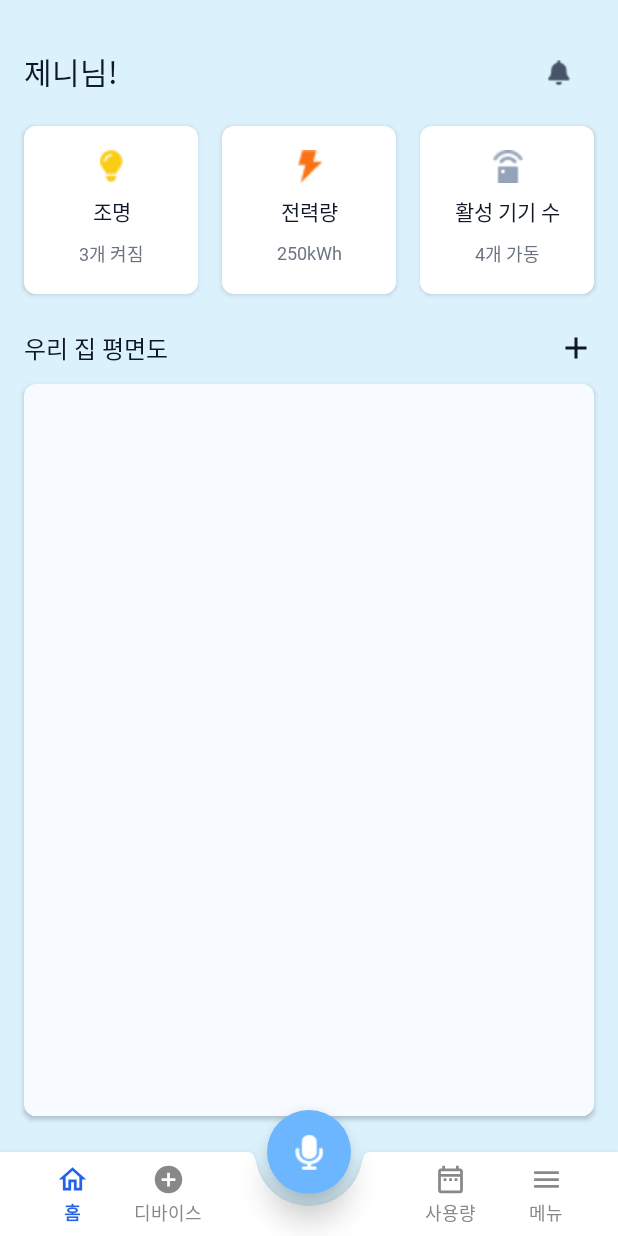
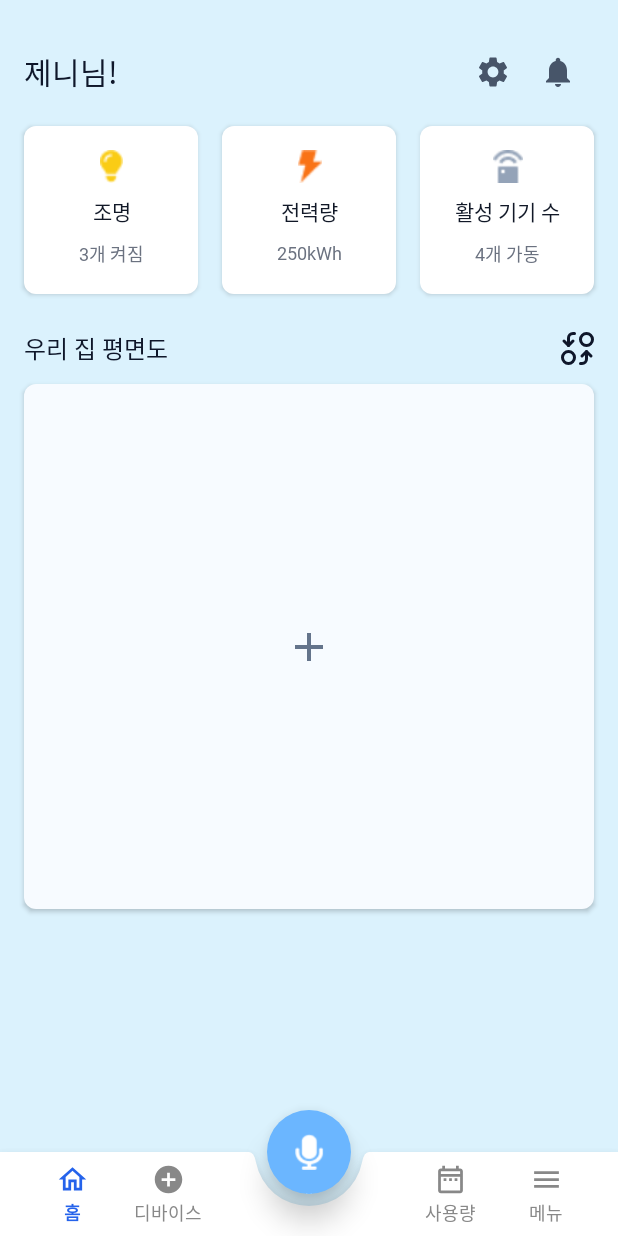
Before and after one commit to MinwooPyeon/Smarthome_IoT, an Android app built with Jetpack Compose: the screen it shows after launch (MainActivity), on a phone screen of 412 x 824 dp. Run offline under Robolectric (Android 15) with nearby library versions, the phone set to English and light mode, and no system bars; network calls fail; Roboto replaces fonts that are not available here.

Commit message:
feat: HomeScreen 아이콘 교체 및 추가
Resolves: S13P21D208-88

```diff
--- a/frontend/app/build.gradle.kts
+++ b/frontend/app/build.gradle.kts
@@ -108,4 +108,6 @@ dependencies {
 
     implementation("org.jetbrains.kotlinx:kotlinx-coroutines-android:1.8.1")
     implementation("androidx.lifecycle:lifecycle-runtime-compose:2.8.3")
+
+    implementation("com.naver.maps:map-sdk:3.17.0")
 }
--- a/frontend/app/src/main/java/com/example/eeum/ui/screens/HomeScreen.kt
+++ b/frontend/app/src/main/java/com/example/eeum/ui/screens/HomeScreen.kt
@@ -3,9 +3,12 @@ package com.example.eeum.ui.screens
 import androidx.compose.foundation.Image
 import androidx.compose.foundation.background
 import androidx.compose.foundation.border
+import androidx.compose.foundation.clickable
 import androidx.compose.foundation.layout.*
 import androidx.compose.foundation.shape.RoundedCornerShape
 import androidx.compose.material.icons.Icons
+import androidx.compose.material.icons.filled.Notifications
+import androidx.compose.material.icons.filled.Settings
 import androidx.compose.material.icons.outlined.Add
 import androidx.compose.material.icons.outlined.Notifications
 import androidx.compose.material3.*
@@ -30,21 +33,35 @@ fun HomeScreen() {
             .fillMaxSize()
             .padding(horizontal = 16.dp, vertical = 24.dp)
     ) {
+        Row(
+            modifier = Modifier.fillMaxWidth(),
+            horizontalArrangement = Arrangement.SpaceBetween,
+            verticalAlignment = Alignment.CenterVertically
+        ) {
+            Greeting("제니님!")
+
             Row(
-                modifier = Modifier.fillMaxWidth(),
-                horizontalArrangement = Arrangement.SpaceBetween,
-                verticalAlignment = Alignment.CenterVertically
+                verticalAlignment = Alignment.CenterVertically,
+                horizontalArrangement = Arrangement.spacedBy((-5).dp)
             ) {
-                Greeting("제니님!")
+                IconButton(onClick = { /* TODO: settings */ }) {
+                    Icon(
+                        imageVector = Icons.Filled.Settings,
+                        contentDescription = "설정",
+                        modifier = Modifier.size(24.dp),
+                        tint = Color(0xFF475569)
+                    )
+                }
                 IconButton(onClick = { /* TODO: notifications */ }) {
                     Icon(
-                        painter = painterResource(id = R.drawable.ic_alarm),
+                        imageVector = Icons.Filled.Notifications,
                         contentDescription = "알림",
-                        tint = Color(0xFF475569),
-                        modifier = Modifier.size(width = 15.dp, height = 18.dp)
+                        modifier = Modifier.size(24.dp),
+                        tint = Color(0xFF475569)
                     )
                 }
             }
+        }
             Spacer(Modifier.height(12.dp))
             StatsRow()
             Spacer(Modifier.height(24.dp))
@@ -53,7 +70,9 @@ fun HomeScreen() {
                 onAddClick = { /* TODO */ }
             )
             Spacer(Modifier.height(12.dp))
-            FloorplanCard() // 내부 비워둠 (향후 평면도 삽입)
+            FloorplanCard(
+                onCardClick = { /* TODO */ }
+            )
             Spacer(Modifier.height(16.dp))
         }
     }
@@ -185,20 +204,35 @@ private fun FloorplanHeader(title: String, onAddClick: () -> Unit) {
             fontWeight = FontWeight.Medium,
             color = Color(0xFF0F172A)
         )
-        Icon(Icons.Outlined.Add, contentDescription = "추가", tint = Color(0xFF0F172A))
+        Icon(
+            painter = painterResource(id = R.drawable.ic_move),
+            contentDescription = "이동",
+            tint = Color(0xFF0F172A)
+        )
     }
 }
 
 @Composable
-private fun FloorplanCard() {
+private fun FloorplanCard(onCardClick: () -> Unit) {
     Card(
         modifier = Modifier
             .fillMaxWidth()
-            .height(520.dp),
+            .height(350.dp)
+            .clickable { onCardClick() },
         shape = RoundedCornerShape(8.dp),
         colors = CardDefaults.cardColors(containerColor = Color(0xFFF7FBFF)),
         elevation = CardDefaults.cardElevation(defaultElevation = 2.dp)
     ) {
-
+        Box(
+            modifier = Modifier.fillMaxSize(),
+            contentAlignment = Alignment.Center
+        ) {
+            Icon(
+                imageVector = Icons.Outlined.Add,
+                contentDescription = "추가",
+                tint = Color(0xFF64748B),
+                modifier = Modifier.size(32.dp)
+            )
+        }
     }
 }
--- /dev/null
+++ b/frontend/app/src/main/java/com/example/eeum/ui/screens/MapScreen.kt
@@ -0,0 +1,8 @@
+package com.example.eeum.ui.screens
+
+import androidx.compose.runtime.Composable
+
+@Composable
+fun MapScreen() {
+
+}
```
